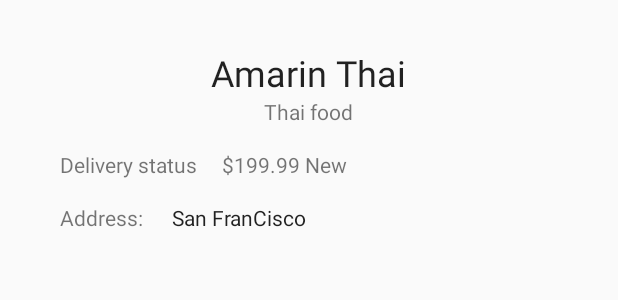
After one commit to mugdhagodsay/DoorDashDiscoverLite, an Android app: the layout restaurant_details.xml on its own in the app's theme, with its tools: preview values and no code run, on a phone screen of 412 x 824 dp. The commit adds this screen. Shown: the top 300 px of the screen. Run offline under Robolectric (Android 15) with nearby library versions, the phone set to English and light mode, and no system bars.

Commit message:
Added restaurant details activity

```diff
--- a/app/build.gradle
+++ b/app/build.gradle
@@ -56,6 +56,7 @@ dependencies {
     implementation 'com.jakewharton.retrofit:retrofit2-rxjava2-adapter:1.0.0'
     implementation 'com.squareup.okhttp3:logging-interceptor:3.14.0'
     implementation 'com.android.support:design:27.1.1'
+    implementation 'com.google.android.gms:play-services-maps:16.1.0'
 
 
 }
--- a/app/src/main/AndroidManifest.xml
+++ b/app/src/main/AndroidManifest.xml
@@ -18,6 +18,8 @@
                 <category android:name="android.intent.category.LAUNCHER" />
             </intent-filter>
         </activity>
+        <activity android:name=".details.RestaurantDetailsActivity"
+            android:label="@string/restaurant_details_activity"/>
     </application>
 
 </manifest>
--- a/app/src/main/java/com/takehome/doordash/mgodsay/doordashdiscover/discover/DiscoverViewModel.java
+++ b/app/src/main/java/com/takehome/doordash/mgodsay/doordashdiscover/discover/DiscoverViewModel.java
@@ -72,6 +72,4 @@ public class DiscoverViewModel extends ViewModel {
             }
         }));
     }
-
-
 }
--- a/app/src/main/java/com/takehome/doordash/mgodsay/doordashdiscover/network/DoorDashApi.java
+++ b/app/src/main/java/com/takehome/doordash/mgodsay/doordashdiscover/network/DoorDashApi.java
@@ -7,6 +7,7 @@ import java.util.Map;
 
 import io.reactivex.Single;
 import retrofit2.http.GET;
+import retrofit2.http.Path;
 import retrofit2.http.QueryMap;
 
 public interface DoorDashApi
@@ -14,6 +15,7 @@ public interface DoorDashApi
     @GET("restaurant/")
     Single <List<Restaurant>> discover(@QueryMap Map<String, String> paramsMap);
 
-//    Observable<DiscoverRestaurantResponse> getResponse();
+    @GET("restaurant/{id}/")
+    Single <Restaurant> getRestaurant(@Path("id")String id);
 
 }
--- /dev/null
+++ b/app/src/main/res/layout/restaurant_details.xml
@@ -0,0 +1,153 @@
+<?xml version="1.0" encoding="utf-8"?>
+<layout xmlns:android="http://schemas.android.com/apk/res/android"
+    xmlns:app="http://schemas.android.com/apk/res-auto"
+    xmlns:tools="http://schemas.android.com/tools">
+
+    <data>
+
+        <import type="android.view.View" />
+
+        <import type="android.text.TextUtils" />
+
+        <variable
+            name="restaurant"
+            type="com.takehome.doordash.mgodsay.doordashdiscover.model.Restaurant" />
+
+        <import type="android.databinding.ObservableField" />
+
+        <variable
+            name="imagesVisible"
+            type="ObservableField&lt;Boolean&gt;" />
+    </data>
+
+    <LinearLayout
+        android:id="@+id/restaurant_details_card"
+        android:layout_width="match_parent"
+        android:layout_height="wrap_content"
+        android:layout_marginLeft="@dimen/doorDashMargin2x"
+        android:layout_marginTop="@dimen/doorDashMargin2x"
+        android:layout_marginRight="@dimen/doorDashMargin2x"
+        android:clickable="true"
+        android:focusable="true"
+        android:foreground="?attr/selectableItemBackground"
+        android:orientation="vertical">
+
+        <android.support.v7.widget.CardView
+            android:layout_width="match_parent"
+            android:layout_height="wrap_content"
+            android:layout_gravity="center"
+            android:paddingBottom="@dimen/doorDashPadding2x">
+
+            <ImageView
+                android:id="@+id/imageview_item_image"
+                android:layout_width="match_parent"
+                android:layout_height="wrap_content"
+                android:scaleType="fitCenter"
+                app:imageUrl="@{restaurant.coverImageUrl}"
+                app:imageVisibility="@{safeUnbox(imagesVisible)}" />
+        </android.support.v7.widget.CardView>
+
+        <LinearLayout
+            android:layout_width="match_parent"
+            android:layout_height="wrap_content"
+            android:layout_marginLeft="@dimen/doorDashMargin2x"
+            android:layout_marginTop="@dimen/doorDashMargin2x"
+            android:layout_marginRight="@dimen/doorDashMargin2x"
+            android:clickable="true"
+            android:focusable="true"
+            android:foreground="?attr/selectableItemBackground"
+            android:orientation="vertical">
+
+            <TextView
+                android:id="@+id/textview_restaurant_name"
+                android:layout_width="wrap_content"
+                android:layout_height="wrap_content"
+                android:layout_gravity="center"
+                android:ellipsize="end"
+                android:maxLines="1"
+                android:paddingLeft="@dimen/doorDashPadding"
+                android:paddingRight="@dimen/doorDashPadding"
+                android:text="@{restaurant.name}"
+                android:textAppearance="@style/TextAppearance.AppCompat.Headline"
+                tools:text="Amarin Thai" />
+
+            <TextView
+                android:id="@+id/textview_restaurant_description"
+                android:layout_width="wrap_content"
+                android:layout_height="wrap_content"
+                android:layout_gravity="center"
+                android:ellipsize="end"
+                android:maxLines="1"
+                android:paddingLeft="@dimen/doorDashPadding"
+                android:paddingRight="@dimen/doorDashPadding"
+                android:text="@{restaurant.description}"
+                tools:text="Thai food" />
+
+            <LinearLayout
+                android:layout_width="match_parent"
+                android:layout_height="wrap_content"
+                android:layout_marginTop="@dimen/doorDashMargin2x"
+                android:layout_marginRight="@dimen/doorDashMargin2x"
+                android:clickable="true"
+                android:focusable="true"
+                android:foreground="?attr/selectableItemBackground"
+                android:orientation="horizontal">
+
+                <TextView
+                    android:id="@+id/textview_status"
+                    android:layout_width="wrap_content"
+                    android:layout_height="wrap_content"
+                    android:layout_gravity="right"
+                    android:paddingLeft="@dimen/doorDashPadding"
+                    android:paddingRight="@dimen/doorDashPadding"
+                    android:text="@string/status"
+                    tools:text="Delivery status" />
+
+                <TextView
+                    android:id="@+id/textview_status_message"
+                    android:layout_width="wrap_content"
+                    android:layout_height="wrap_content"
+                    android:layout_gravity="center"
+                    android:paddingLeft="@dimen/doorDashPadding"
+                    android:paddingRight="@dimen/doorDashPadding"
+                    android:text="@{restaurant.status}"
+                    tools:text="$199.99 New" />
+            </LinearLayout>
+        </LinearLayout>
+
+        <LinearLayout
+            android:layout_width="match_parent"
+            android:layout_height="wrap_content"
+            android:layout_marginLeft="@dimen/doorDashMargin2x"
+            android:layout_marginTop="@dimen/doorDashMargin2x"
+            android:layout_marginRight="@dimen/doorDashMargin2x"
+            android:clickable="true"
+            android:focusable="true"
+            android:foreground="?attr/selectableItemBackground"
+            android:orientation="horizontal">
+
+            <TextView
+                android:id="@+id/textview_address"
+                android:layout_width="wrap_content"
+                android:layout_height="wrap_content"
+                android:layout_gravity="right"
+                android:ellipsize="end"
+                android:maxLines="1"
+                android:paddingLeft="@dimen/doorDashPadding"
+                android:paddingRight="@dimen/doorDashPadding"
+                android:text="@string/address"
+                tools:text="Address: " />
+
+            <TextView
+                android:id="@+id/textview_address_printable"
+                android:layout_width="wrap_content"
+                android:layout_height="wrap_content"
+                android:layout_gravity="center"
+                android:paddingLeft="@dimen/doorDashPadding"
+                android:paddingRight="@dimen/doorDashPadding"
+                android:text="@{restaurant.address.printableAddress}"
+                android:textAppearance="@style/TextAppearance.AppCompat.Body1"
+                tools:text="San FranCisco" />
+        </LinearLayout>
+    </LinearLayout>
+</layout>
--- a/app/src/main/res/layout/restaurant_item.xml
+++ b/app/src/main/res/layout/restaurant_item.xml
@@ -12,6 +12,9 @@
         <variable
             name="restaurant"
             type="com.takehome.doordash.mgodsay.doordashdiscover.model.Restaurant" />
+        <variable
+            name="itemClickListener"
+            type="com.takehome.doordash.mgodsay.doordashdiscover.base.ItemClickListener"/>
 
         <import type="android.databinding.ObservableField" />
 
@@ -26,6 +29,7 @@
         android:layout_height="wrap_content"
         android:clickable="true"
         android:focusable="true"
+        android:onClick="@{() -> itemClickListener.onItemClick(restaurant)}"
         android:foreground="?attr/selectableItemBackground"
         android:orientation="horizontal">
 
--- a/app/src/main/res/values/strings.xml
+++ b/app/src/main/res/values/strings.xml
@@ -1,4 +1,8 @@
 <resources>
     <string name="app_name">DoorDash Discover</string>
     <string name="launch_page_name">Discover</string>
+    <string name="restaurant_details_activity">Details</string>
+    <string name="maps_key">AIzaSyBx8oFG5TVwC2klARraJHZTMtoR-PNpfcE</string>
+    <string name="address">Address</string>
+    <string name="status">Approx. delivery time</string>
 </resources>
```
Also changed, not shown: app/src/main/java/com/takehome/doordash/mgodsay/doordashdiscover/base/ItemClickListener.java (added, +14 -0 lines), app/src/main/java/com/takehome/doordash/mgodsay/doordashdiscover/details/DetailsViewModel.java (added, +69 -0 lines), app/src/main/java/com/takehome/doordash/mgodsay/doordashdiscover/details/RestaurantDetailsActivity.java (added, +31 -0 lines), app/src/main/java/com/takehome/doordash/mgodsay/doordashdiscover/details/RestaurantDetailsAdapter.java (added, +67 -0 lines), app/src/main/java/com/takehome/doordash/mgodsay/doordashdiscover/details/RestaurantDetailsRecyclerFragment.java (added, +50 -0 lines), app/src/main/java/com/takehome/doordash/mgodsay/doordashdiscover/discover/DiscoverAdapter.java (+10 -3 lines), app/src/main/java/com/takehome/doordash/mgodsay/doordashdiscover/discover/DiscoverRecyclerFragment.java (+17 -3 lines), app/src/main/java/com/takehome/doordash/mgodsay/doordashdiscover/model/Address.java (added, +129 -0 lines), app/src/main/java/com/takehome/doordash/mgodsay/doordashdiscover/model/Restaurant.java (+13 -0 lines).
